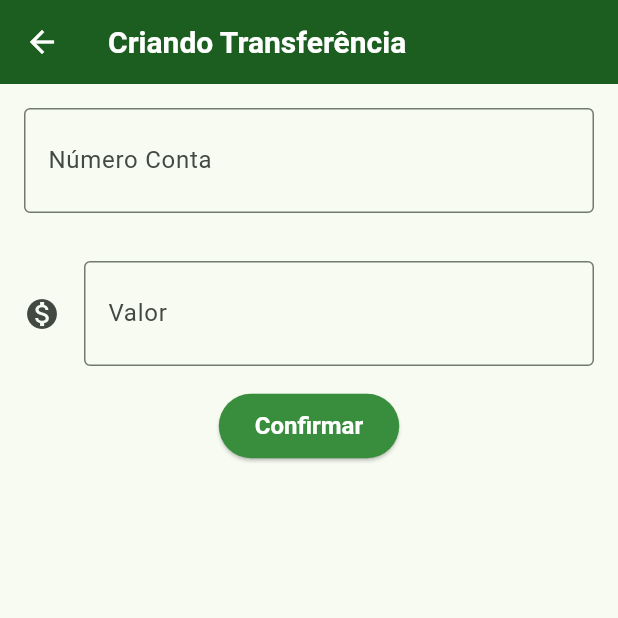
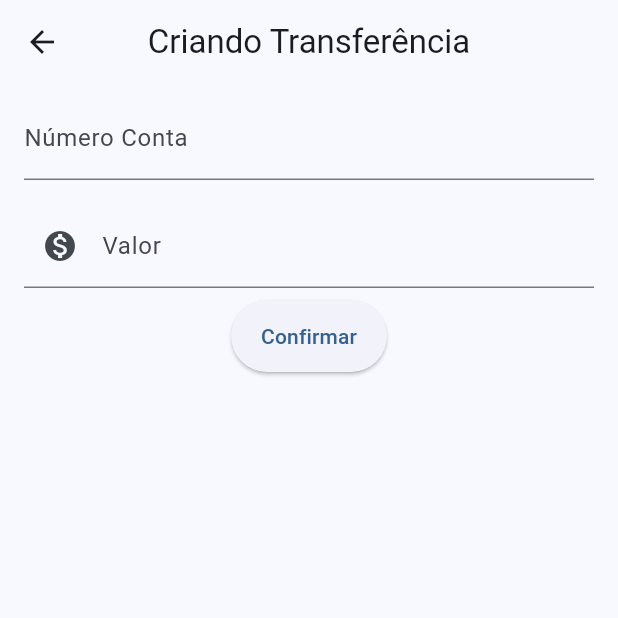
Before and after one commit to HudsonRBJr/ProjetoDart, a Flutter app: the FormularioTransferencia screen opened directly, on a phone screen of 412 x 824 dp, the top half of it. Run offline on Flutter 3.47's test engine with Material 3 defaults, Android fonts, the phone set to English and light mode, and no system bars.

Commit message:
Update:Flutter Prova

```diff
--- a/lib/components/editor.dart
+++ b/lib/components/editor.dart
@@ -1,27 +1,33 @@
 import 'package:flutter/material.dart';
 
 class Editor extends StatelessWidget {
-  final TextEditingController? controlador;
-  final String? rotulo;
-  final String? dica;
+  final TextEditingController controlador;
+  final String rotulo;
+  final String dica;
   final IconData? icone;
+  final TextInputType? tipoTeclado;
 
-  Editor({this.controlador, this.rotulo, this.dica, this.icone});
+  const Editor({
+    super.key,
+    required this.controlador,
+    required this.rotulo,
+    required this.dica,
+    this.icone,
+    this.tipoTeclado,
+  });
 
   @override
   Widget build(BuildContext context) {
     return Padding(
-      padding: const EdgeInsets.all(16),
+      padding: const EdgeInsets.symmetric(horizontal: 16, vertical: 8),
       child: TextField(
         controller: controlador,
-        style: TextStyle(fontSize: 25),
+        keyboardType: tipoTeclado,
         decoration: InputDecoration(
-          icon: icone != null ? Icon(icone) : null,
-
           labelText: rotulo,
           hintText: dica,
+          prefixIcon: icone != null ? Icon(icone) : null,
         ),
-        keyboardType: TextInputType.number,
       ),
     );
   }
```
Also changed, not shown: lib/main.dart (+20 -43 lines), lib/models/consumo_agua.dart (added, +16 -0 lines), pubspec.lock.
